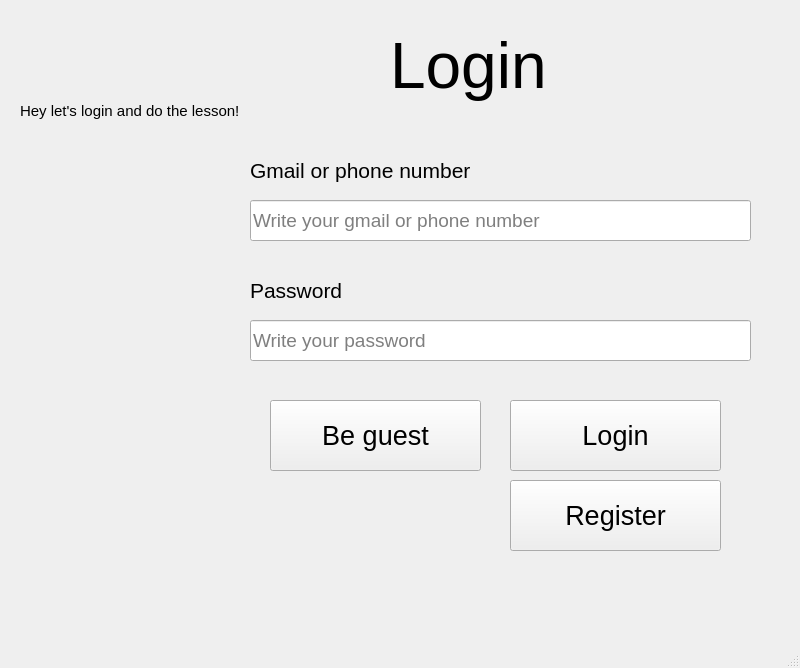
Old version of the form SPCK/Gui/Login.ui in the repository trongphuc1/TL-C4K-PTI01-.
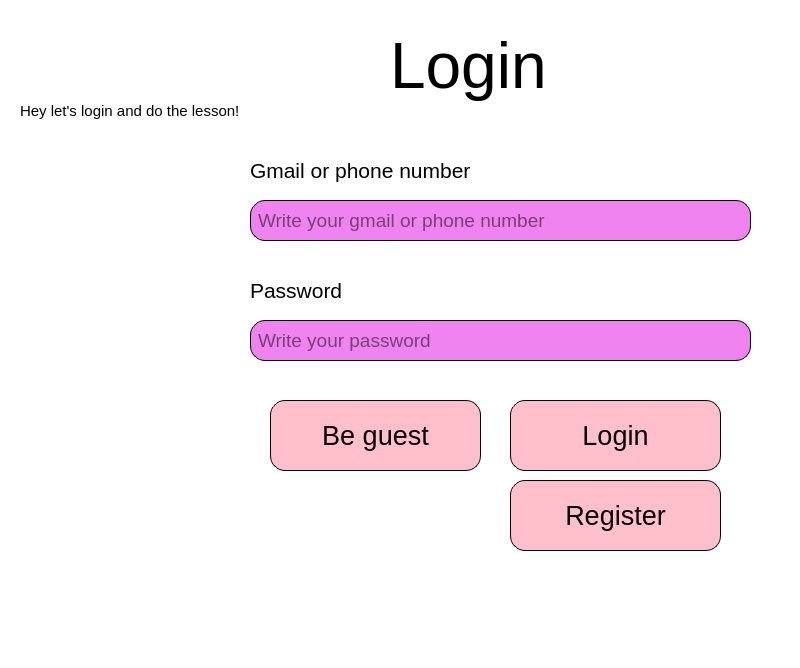
New version of the form. Icons and pictures are not drawn.

Diff of the .ui file:
```diff
--- a/SPCK/Gui/Login.ui
+++ b/SPCK/Gui/Login.ui
@@ -13,6 +13,10 @@
   <property name="windowTitle">
    <string>MainWindow</string>
   </property>
+  <property name="styleSheet">
+   <string notr="true">
+    background-color: white;</string>
+  </property>
   <widget class="QWidget" name="centralwidget">
    <widget class="QLineEdit" name="txtEmail">
     <property name="geometry">
@@ -28,6 +32,12 @@
       <pointsize>14</pointsize>
      </font>
     </property>
+    <property name="styleSheet">
+     <string notr="true">    border-radius: 15px;
+    border: 1px solid black;
+    padding: 5px;
+    background-color: violet;</string>
+    </property>
     <property name="text">
      <string/>
     </property>
@@ -103,6 +113,12 @@
       <pointsize>14</pointsize>
      </font>
     </property>
+    <property name="styleSheet">
+     <string notr="true">    border-radius: 15px;
+    border: 1px solid black;
+    padding: 5px;
+    background-color: violet;</string>
+    </property>
     <property name="text">
      <string/>
     </property>
@@ -127,6 +143,12 @@
       <pointsize>20</pointsize>
      </font>
     </property>
+    <property name="styleSheet">
+     <string notr="true">    border-radius: 15px;
+    border: 1px solid black;
+    padding: 5px;
+    background-color: pink;</string>
+    </property>
     <property name="text">
      <string>Login</string>
     </property>
@@ -182,6 +204,12 @@
       <pointsize>20</pointsize>
      </font>
     </property>
+    <property name="styleSheet">
+     <string notr="true">    border-radius: 15px;
+    border: 1px solid black;
+    padding: 5px;
+    background-color: pink;</string>
+    </property>
     <property name="text">
      <string>Register</string>
     </property>
@@ -200,6 +228,12 @@
       <pointsize>20</pointsize>
      </font>
     </property>
+    <property name="styleSheet">
+     <string notr="true">    border-radius: 15px;
+    border: 1px solid black;
+    padding: 5px;
+    background-color: pink;</string>
+    </property>
     <property name="text">
      <string>Be guest</string>
     </property>
```
